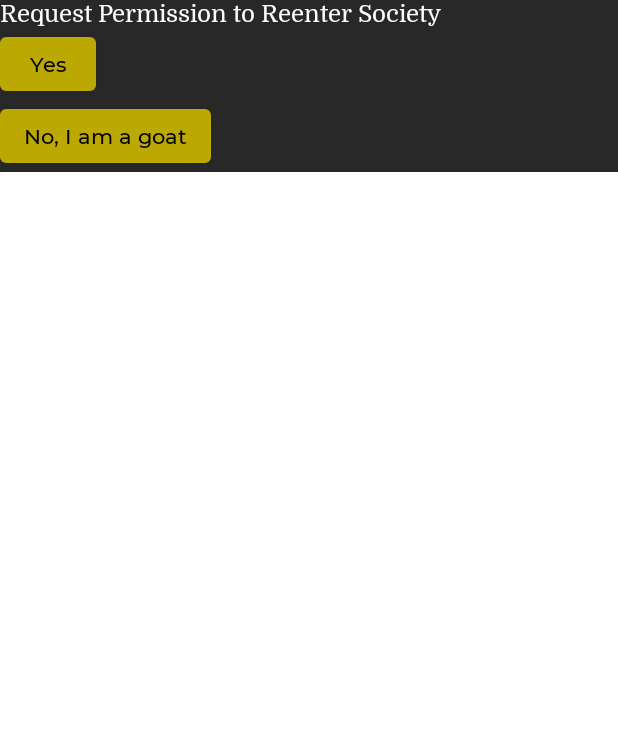
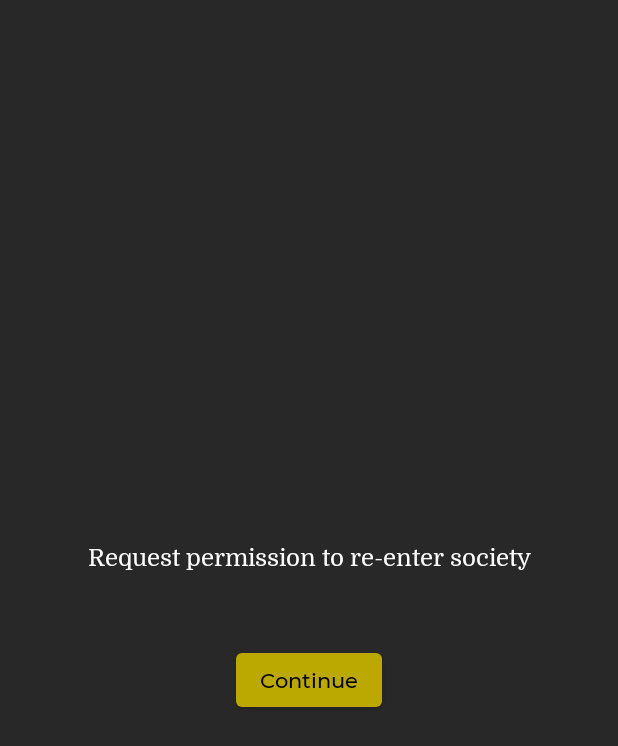
Before and after one commit to davelogan/ToTheMoon, an Android app built with Jetpack Compose: the screen it shows after launch (MainActivity), on a phone screen of 412 x 824 dp. Shown: the top 746 px of the screen. Run offline under Robolectric (Android 15) with nearby library versions, the phone set to English and light mode, and no system bars.

Commit message:
updated question and captcha theming. Added mini captcha.

```diff
--- a/app/src/main/java/com/wt/hackathon/tothemoon/domain/Question.kt
+++ b/app/src/main/java/com/wt/hackathon/tothemoon/domain/Question.kt
@@ -5,5 +5,6 @@ sealed class Question {
     abstract val question: String
 }
 
-data class YesNoQuestion(override val id: Int, override val question: String, val correctAnswer: Boolean): Question()
+data class YesNoQuestion(override val id: Int, override val question: String, val yesText: String?, val noText: String?, val correctAnswer: Boolean): Question()
+data class SimpleCaptcha(override val id: Int, override val question: String): Question()
 data class ImageSetQuestion(override val id: Int, override val question: String, val answers: List<Answer>): Question()
--- a/app/src/main/java/com/wt/hackathon/tothemoon/domain/Quiz.kt
+++ b/app/src/main/java/com/wt/hackathon/tothemoon/domain/Quiz.kt
@@ -6,7 +6,9 @@ class Quiz {
     companion object {
 
         //Question 1
-        val q1 = YesNoQuestion(1, "Request Permission to Reenter Society", true)
+        val q1 = YesNoQuestion(1, "Request permission to re-enter society", "Continue", null, true)
+
+        val q1a = SimpleCaptcha(10, "Rebel Captcha")
 
         //Question 2
         val q2 = ImageSetQuestion(2, "Select all parts of the face that should be covered.",
@@ -37,17 +39,20 @@ class Quiz {
         )
 
         //Question 4
-        val q4 = YesNoQuestion(4, "Thank you for improving GovLife's Irresponsible Human Discovery Algorithm.\u2028\u2028A few more questions...", true)
+        val q4 = YesNoQuestion(4, "Thank you for improving our Irresponsible Human Discovery Algorithm.", "Continue", null, true)
 
 
         //Question 5
-        val q5 = YesNoQuestion(4, "Are you vaccinated?\u2028Yes / No\u2028", true)
+        val q5 = YesNoQuestion(5, "Are you fully vaccinated?", "Yes", "No", true)
 
         //Question 6
-        val q6 = YesNoQuestion(4, "You are free to reenter society.\u2028\u2028Please wear pants.", true)
+        val q6 = YesNoQuestion(6, "Activate microchip to continue.", "Activate", null, true)
+
+        //Question 7
+        val q7 = YesNoQuestion(7, "Thank you for your cooperation. You are free to reenter society.", null, null, true)
 
 
-        val allQuestions = listOf(q1, q2, q3, q4, q5, q6)
+        val allQuestions = listOf(q1, q1a, q2, q3, q4, q5, q6, q7)
 
     }
 }
--- a/app/src/main/java/com/wt/hackathon/tothemoon/ui/QuizNavigator.kt
+++ b/app/src/main/java/com/wt/hackathon/tothemoon/ui/QuizNavigator.kt
@@ -31,6 +31,7 @@ import androidx.compose.ui.Modifier
 import androidx.compose.ui.unit.dp
 import com.wt.hackathon.tothemoon.domain.ImageSetQuestion
 import com.wt.hackathon.tothemoon.domain.Question
+import com.wt.hackathon.tothemoon.domain.SimpleCaptcha
 import com.wt.hackathon.tothemoon.domain.YesNoQuestion
 import com.wt.hackathon.tothemoon.ui.theme.ToTheMoonTheme
 
@@ -92,6 +93,15 @@ fun createQuestionScreen(
                     }
                 })
         }
+        is SimpleCaptcha -> {
+            QuestionScreen(
+                body = {
+                    MiniCaptchaScreen(question = question) {
+                        onNextScreen(index, it)
+                    }
+                }
+            )
+        }
     }
 }
 
--- a/app/src/main/java/com/wt/hackathon/tothemoon/ui/YNQuestionStub.kt
+++ b/app/src/main/java/com/wt/hackathon/tothemoon/ui/YNQuestionStub.kt
@@ -1,10 +1,19 @@
 package com.wt.hackathon.tothemoon.ui
 
-import androidx.compose.foundation.layout.Column
+import androidx.compose.foundation.ExperimentalFoundationApi
+import androidx.compose.foundation.Image
+import androidx.compose.foundation.layout.*
 import androidx.compose.material.Button
 import androidx.compose.material.Surface
 import androidx.compose.material.Text
 import androidx.compose.runtime.Composable
+import androidx.compose.ui.Alignment
+import androidx.compose.ui.Modifier
+import androidx.compose.ui.res.painterResource
+import androidx.compose.ui.text.style.TextAlign
+import androidx.compose.ui.tooling.preview.Preview
+import androidx.compose.ui.unit.dp
+import com.wt.hackathon.tothemoon.R
 import com.wt.hackathon.tothemoon.domain.YesNoQuestion
 import com.wt.hackathon.tothemoon.ui.theme.ToTheMoonTheme
 
@@ -16,18 +25,56 @@ fun YesNoQuestionStub(
 ) {
     ToTheMoonTheme {
         Surface() {
-            Column() {
+            Column(
+                modifier = Modifier.fillMaxWidth().fillMaxHeight(),
+                verticalArrangement = Arrangement.Center,
+                horizontalAlignment = Alignment.CenterHorizontally) {
                 Text(
-                    text = question.question
+                    text = question.question,
+                    textAlign = TextAlign.Center,
+                    modifier = Modifier
+                        .padding(32.dp)
                 )
-                Button(onClick = { onResult(true) }) {
-                    Text(text = "Yes")
+                Spacer(Modifier.height(16.dp))
+                if(question.yesText != null) {
+                    Button(onClick = { onResult(true) }) {
+                        Text(text = question.yesText)
+                    }
                 }
-                Button(onClick = { onResult(false) }) {
-                    Text(text = "No, I am a goat")
+                Spacer(Modifier.height(16.dp))
+                if(question.noText != null) {
+                    Button(onClick = { onResult(false) }) {
+                        Text(text = question.noText)
+                    }
+                }
+            }
+
+            if(question.id != 1) {
+                Column(
+                    modifier = Modifier.fillMaxWidth().fillMaxHeight(),
+                    verticalArrangement = Arrangement.Bottom,
+                    horizontalAlignment = Alignment.CenterHorizontally
+                ) {
+                    Image(
+                        painter = painterResource(id = R.drawable.empire_logo_2),
+                        contentDescription = null, // decorative element,
+                        modifier = Modifier
+                            .height(150.dp)
+                            .width(150.dp)
+
+                    )
+                    Spacer(Modifier.height(64.dp))
                 }
             }
         }
-
     }
 }
+
+@ExperimentalFoundationApi
+@Preview
+@Composable
+private fun PreviewYesNoQuestionStub() {
+    ToTheMoonTheme {
+        YesNoQuestionStub(YesNoQuestion(1, "Request Permission to Reenter Society", "Continue", null, true)) {}
+    }
+}
--- a/app/src/main/java/com/wt/hackathon/tothemoon/ui/theme/Type.kt
+++ b/app/src/main/java/com/wt/hackathon/tothemoon/ui/theme/Type.kt
@@ -9,9 +9,9 @@ import androidx.compose.ui.unit.sp
 // Set of Material typography styles to start with
 val Typography = Typography(
     body1 = TextStyle(
-        fontFamily = FontFamily.Default,
+        fontFamily = FontFamily.SansSerif,
         fontWeight = FontWeight.Normal,
-        fontSize = 16.sp
+        fontSize = 22.sp
     )
     /* Other default text styles to override
     button = TextStyle(
```
Also changed, not shown: app/src/main/java/com/wt/hackathon/tothemoon/ui/Captcha.kt (+6 -1 lines), app/src/main/java/com/wt/hackathon/tothemoon/ui/EntryScreen.kt (deleted, +0 -132 lines), app/src/main/java/com/wt/hackathon/tothemoon/ui/MiniCaptchaScreen.kt (added, +117 -0 lines), app/src/main/res/drawable-mdpi/empire_logo_2.png (added), app/src/main/res/drawable-mdpi/force_choke.jpeg (added).
